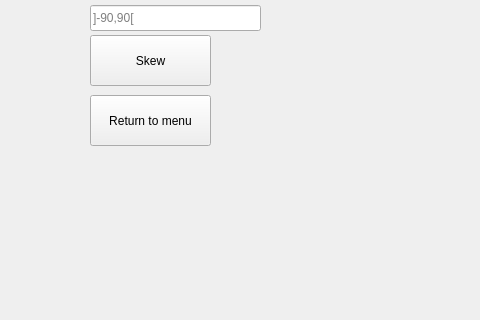
Old version of the form mainwindow.ui in the repository Ezay06/Qt_Filter; both pictures show x 0 to 480 and y 125 to 445 of the 1156 by 733 pixel window.
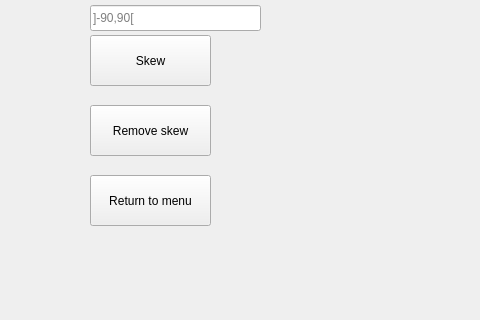
New version of the form. The open tabs and pages were chosen to show the change.

Commit message: fixing sum issues and adding remove skew in the skew filter

```diff
--- a/mainwindow.ui
+++ b/mainwindow.ui
@@ -1215,7 +1215,7 @@
       <property name="geometry">
        <rect>
         <x>90</x>
-        <y>220</y>
+        <y>300</y>
         <width>121</width>
         <height>51</height>
        </rect>
@@ -1292,6 +1292,19 @@
        <string>Skew</string>
       </property>
      </widget>
+     <widget class="QPushButton" name="remove_skew_button">
+      <property name="geometry">
+       <rect>
+        <x>90</x>
+        <y>230</y>
+        <width>121</width>
+        <height>51</height>
+       </rect>
+      </property>
+      <property name="text">
+       <string>Remove skew</string>
+      </property>
+     </widget>
     </widget>
     <widget class="QWidget" name="ball"/>
     <widget class="QWidget" name="rotate">
```
Left out of the diff: 8 changed lines with no effect on the pictures. The commit also changes 9 other files.
